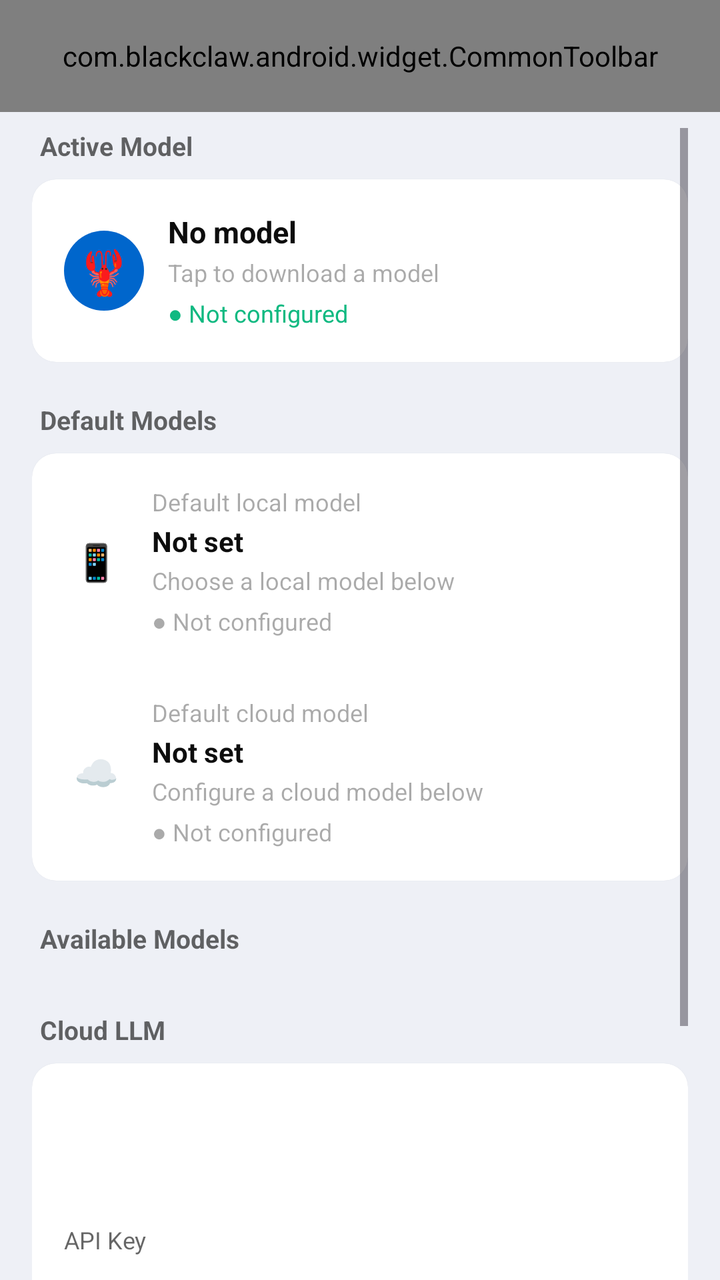
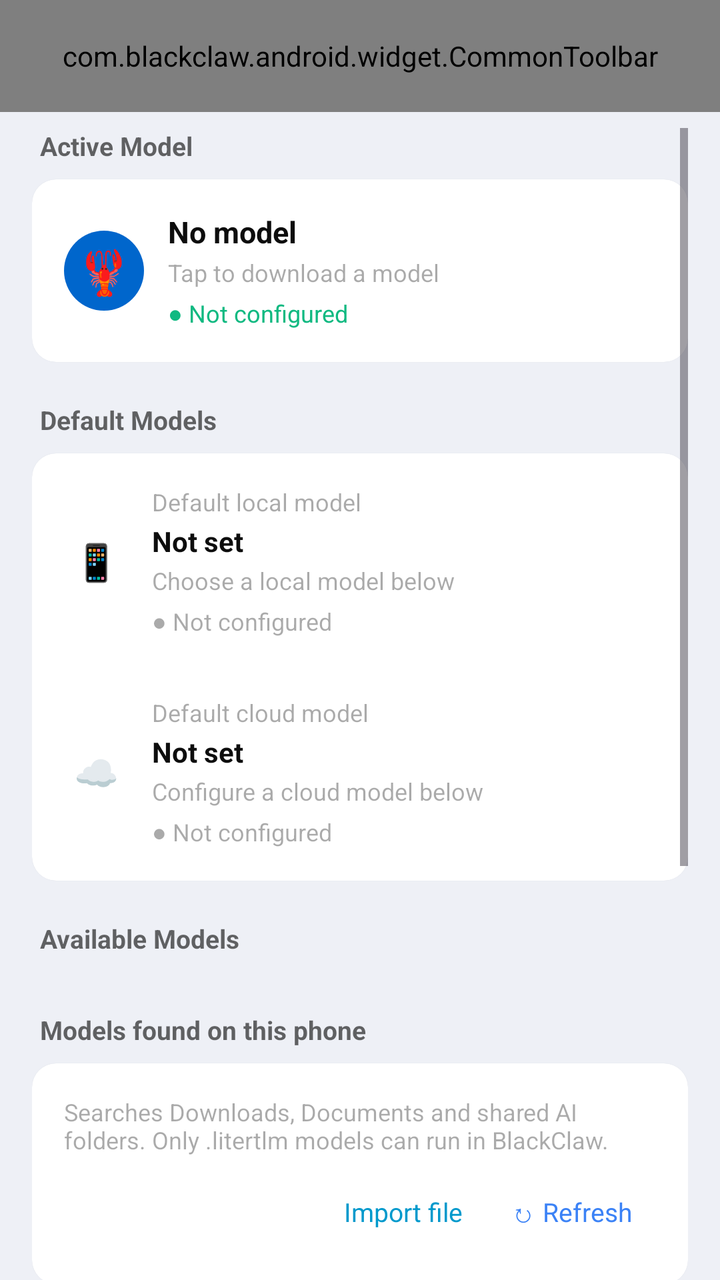

The first picture is an Android layout as it rendered before a commit; the second is the same layout after the commit. The layout source and the unified diff follow.
<!-- AndroidManifest.xml: application theme Theme.BlackClaw -->
<!-- res/layout/activity_llm_config.xml -->
<?xml version="1.0" encoding="utf-8"?>
<LinearLayout xmlns:android="http://schemas.android.com/apk/res/android"
    xmlns:app="http://schemas.android.com/apk/res-auto"
    android:layout_width="match_parent"
    android:layout_height="match_parent"
    android:background="@color/colorBgSecondary"
    android:orientation="vertical">

    <com.blackclaw.android.widget.CommonToolbar
        android:id="@+id/toolbar"
        android:layout_width="match_parent"
        android:layout_height="56dp" />

    <ScrollView
        android:id="@+id/scrollContent"
        android:layout_width="match_parent"
        android:layout_height="0dp"
        android:layout_weight="1"
        android:clipToPadding="false"
        android:isScrollContainer="true"
        android:fillViewport="true"
        android:paddingHorizontal="16dp"
        android:paddingTop="8dp"
        android:paddingBottom="24dp">

        <LinearLayout
            android:layout_width="match_parent"
            android:layout_height="wrap_content"
            android:orientation="vertical">

            
            <TextView
                android:layout_width="wrap_content"
                android:layout_height="wrap_content"
                android:paddingHorizontal="4dp"
                android:paddingBottom="8dp"
                android:text="Active Model"
                android:textColor="@color/colorTextSecondary"
                android:textSize="13dp"
                android:textStyle="bold" />

            <androidx.cardview.widget.CardView
                android:layout_width="match_parent"
                android:layout_height="wrap_content"
                app:cardBackgroundColor="@color/colorContainerBrighten"
                app:cardCornerRadius="12dp"
                app:cardElevation="1dp">

                <LinearLayout
                    android:layout_width="match_parent"
                    android:layout_height="wrap_content"
                    android:gravity="center_vertical"
                    android:orientation="horizontal"
                    android:padding="16dp">

                    <TextView
                        android:layout_width="40dp"
                        android:layout_height="40dp"
                        android:background="@drawable/bg_avatar_ai"
                        android:gravity="center"
                        android:text="🦞"
                        android:textSize="22dp" />

                    <LinearLayout
                        android:layout_width="0dp"
                        android:layout_height="wrap_content"
                        android:layout_marginStart="12dp"
                        android:layout_weight="1"
                        android:orientation="vertical">

                        <TextView
                            android:id="@+id/tvActiveModelName"
                            android:layout_width="wrap_content"
                            android:layout_height="wrap_content"
                            android:text="No model"
                            android:textColor="@color/colorTextPrimary"
                            android:textSize="15dp"
                            android:textStyle="bold" />

                        <TextView
                            android:id="@+id/tvActiveModelMeta"
                            android:layout_width="wrap_content"
                            android:layout_height="wrap_content"
                            android:layout_marginTop="2dp"
                            android:text="Tap to download a model"
                            android:textColor="@color/colorTextTertiary"
                            android:textSize="12dp" />

                        <TextView
                            android:id="@+id/tvActiveModelStatus"
                            android:layout_width="wrap_content"
                            android:layout_height="wrap_content"
                            android:layout_marginTop="4dp"
                            android:text="● Not configured"
                            android:textColor="@color/colorSuccessPrimary"
                            android:textSize="12dp" />
                    </LinearLayout>
                </LinearLayout>
            </androidx.cardview.widget.CardView>

            <TextView
                android:layout_width="wrap_content"
                android:layout_height="wrap_content"
                android:layout_marginTop="20dp"
                android:paddingHorizontal="4dp"
                android:paddingBottom="8dp"
                android:text="Default Models"
                android:textColor="@color/colorTextSecondary"
                android:textSize="13dp"
                android:textStyle="bold" />

            <androidx.cardview.widget.CardView
                android:layout_width="match_parent"
                android:layout_height="wrap_content"
                app:cardBackgroundColor="@color/colorContainerBrighten"
                app:cardCornerRadius="12dp"
                app:cardElevation="1dp">

                <LinearLayout
                    android:layout_width="match_parent"
                    android:layout_height="wrap_content"
                    android:orientation="vertical"
                    android:padding="16dp">

                    <LinearLayout
                        android:layout_width="match_parent"
                        android:layout_height="wrap_content"
                        android:gravity="center_vertical"
                        android:orientation="horizontal">

                        <TextView
                            android:layout_width="32dp"
                            android:layout_height="32dp"
                            android:gravity="center"
                            android:text="📱"
                            android:textSize="18dp" />

                        <LinearLayout
                            android:layout_width="0dp"
                            android:layout_height="wrap_content"
                            android:layout_marginStart="12dp"
                            android:layout_weight="1"
                            android:orientation="vertical">

                            <TextView
                                android:layout_width="wrap_content"
                                android:layout_height="wrap_content"
                                android:text="Default local model"
                                android:textColor="@color/colorTextTertiary"
                                android:textSize="12dp" />

                            <TextView
                                android:id="@+id/tvDefaultLocalName"
                                android:layout_width="wrap_content"
                                android:layout_height="wrap_content"
                                android:layout_marginTop="2dp"
                                android:text="Not set"
                                android:textColor="@color/colorTextPrimary"
                                android:textSize="14dp"
                                android:textStyle="bold" />

                            <TextView
                                android:id="@+id/tvDefaultLocalMeta"
                                android:layout_width="wrap_content"
                                android:layout_height="wrap_content"
                                android:layout_marginTop="2dp"
                                android:text="Choose a local model below"
                                android:textColor="@color/colorTextTertiary"
                                android:textSize="12dp" />

                            <TextView
                                android:id="@+id/tvDefaultLocalStatus"
                                android:layout_width="wrap_content"
                                android:layout_height="wrap_content"
                                android:layout_marginTop="4dp"
                                android:text="● Not configured"
                                android:textColor="@color/colorTextTertiary"
                                android:textSize="12dp" />
                        </LinearLayout>
                    </LinearLayout>

                    <View
                        android:layout_width="match_parent"
                        android:layout_height="1dp"
                        android:layout_marginVertical="14dp"
                        android:background="#1FFFFFFF" />

                    <LinearLayout
                        android:layout_width="match_parent"
                        android:layout_height="wrap_content"
                        android:gravity="center_vertical"
                        android:orientation="horizontal">

                        <TextView
                            android:layout_width="32dp"
                            android:layout_height="32dp"
                            android:gravity="center"
                            android:text="☁️"
                            android:textSize="18dp" />

                        <LinearLayout
                            android:layout_width="0dp"
                            android:layout_height="wrap_content"
                            android:layout_marginStart="12dp"
                            android:layout_weight="1"
                            android:orientation="vertical">

                            <TextView
                                android:layout_width="wrap_content"
                                android:layout_height="wrap_content"
                                android:text="Default cloud model"
                                android:textColor="@color/colorTextTertiary"
                                android:textSize="12dp" />

                            <TextView
                                android:id="@+id/tvDefaultCloudName"
                                android:layout_width="wrap_content"
                                android:layout_height="wrap_content"
                                android:layout_marginTop="2dp"
                                android:text="Not set"
                                android:textColor="@color/colorTextPrimary"
                                android:textSize="14dp"
                                android:textStyle="bold" />

                            <TextView
                                android:id="@+id/tvDefaultCloudMeta"
                                android:layout_width="wrap_content"
                                android:layout_height="wrap_content"
                                android:layout_marginTop="2dp"
                                android:text="Configure a cloud model below"
                                android:textColor="@color/colorTextTertiary"
                                android:textSize="12dp" />

                            <TextView
                                android:id="@+id/tvDefaultCloudStatus"
                                android:layout_width="wrap_content"
                                android:layout_height="wrap_content"
                                android:layout_marginTop="4dp"
                                android:text="● Not configured"
                                android:textColor="@color/colorTextTertiary"
                                android:textSize="12dp" />
                        </LinearLayout>
                    </LinearLayout>
                </LinearLayout>
            </androidx.cardview.widget.CardView>

            
            <TextView
                android:layout_width="wrap_content"
                android:layout_height="wrap_content"
                android:layout_marginTop="20dp"
                android:paddingHorizontal="4dp"
                android:paddingBottom="8dp"
                android:text="Available Models"
                android:textColor="@color/colorTextSecondary"
                android:textSize="13dp"
                android:textStyle="bold" />

            <LinearLayout
                android:id="@+id/layoutModelList"
                android:layout_width="match_parent"
                android:layout_height="wrap_content"
                android:orientation="vertical" />

            
            <TextView
                android:id="@+id/tvStorageInfo"
                android:layout_width="0dp"
                android:layout_height="0dp"
                android:visibility="gone" />
            <ProgressBar
                android:id="@+id/progressStorage"
                style="?android:attr/progressBarStyleHorizontal"
                android:layout_width="0dp"
                android:layout_height="0dp"
                android:visibility="gone" />
            <TextView
                android:id="@+id/tvStorageDetail"
                android:layout_width="0dp"
                android:layout_height="0dp"
                android:visibility="gone" />

            
            <TextView
                android:layout_width="wrap_content"
                android:layout_height="wrap_content"
                android:layout_marginTop="20dp"
                android:paddingHorizontal="4dp"
                android:paddingBottom="8dp"
                android:text="Cloud LLM"
                android:textColor="@color/colorTextSecondary"
                android:textSize="13dp"
                android:textStyle="bold" />

            <androidx.cardview.widget.CardView
                android:layout_width="match_parent"
                android:layout_height="wrap_content"
                android:layout_marginBottom="24dp"
                app:cardBackgroundColor="@color/colorContainerBrighten"
                app:cardCornerRadius="12dp"
                app:cardElevation="1dp">

                <LinearLayout
                    android:layout_width="match_parent"
                    android:layout_height="wrap_content"
                    android:orientation="vertical"
                    android:padding="16dp">

                    
                    <HorizontalScrollView
                        android:layout_width="match_parent"
                        android:layout_height="wrap_content"
                        android:scrollbars="none"
                        android:layout_marginBottom="12dp">

                        <LinearLayout
                            android:id="@+id/layoutProviderTabs"
                            android:layout_width="wrap_content"
                            android:layout_height="40dp"
                            android:background="@drawable/bg_edit_text"
                            android:orientation="horizontal"
                            android:padding="3dp" />

                    </HorizontalScrollView>

                    
                    <LinearLayout
                        android:id="@+id/layoutCloudModels"
                        android:layout_width="match_parent"
                        android:layout_height="wrap_content"
                        android:orientation="vertical" />

                    
                    <TextView
                        android:layout_width="wrap_content"
                        android:layout_height="wrap_content"
                        android:text="API Key"
                        android:textColor="@color/colorTextSecondary"
                        android:textSize="12dp"
                        android:layout_marginTop="12dp"
                        android:layout_marginBottom="4dp" />

                    <LinearLayout
                        android:layout_width="match_parent"
                        android:layout_height="wrap_content"
                        android:orientation="horizontal"
                        android:gravity="center_vertical">

                        <EditText
                            android:id="@+id/etApiKey"
                            android:layout_width="0dp"
                            android:layout_height="44dp"
                            android:layout_weight="1"
                            android:background="@drawable/bg_edit_text"
                            android:hint="sk-..."
                            android:inputType="textPassword"
                            android:paddingHorizontal="12dp"
                            android:textColor="@color/colorTextPrimary"
                            android:textColorHint="@color/colorTextTertiary"
                            android:textSize="13dp" />

                        <TextView
                            android:id="@+id/btnClearApiKey"
                            android:layout_width="wrap_content"
                            android:layout_height="44dp"
                            android:gravity="center"
                            android:paddingHorizontal="10dp"
                            android:text="Clear"
                            android:textColor="@color/colorErrorPrimary"
                            android:textSize="12dp" />

                    </LinearLayout>

                    
                    <LinearLayout
                        android:id="@+id/layoutBaseUrl"
                        android:layout_width="match_parent"
                        android:layout_height="wrap_content"
                        android:orientation="vertical"
                        android:visibility="gone">

                        <TextView
                            android:layout_width="wrap_content"
                            android:layout_height="wrap_content"
                            android:text="Base URL"
                            android:textColor="@color/colorTextSecondary"
                            android:textSize="12dp"
                            android:layout_marginTop="10dp"
                            android:layout_marginBottom="4dp" />

                        <EditText
                            android:id="@+id/etBaseUrl"
                            android:layout_width="match_parent"
                            android:layout_height="44dp"
                            android:background="@drawable/bg_edit_text"
                            android:hint="https://api.openrouter.ai/v1"
                            android:inputType="textUri"
                            android:paddingHorizontal="12dp"
                            android:textColor="@color/colorTextPrimary"
                            android:textColorHint="@color/colorTextTertiary"
                            android:textSize="13dp" />

                        <TextView
                            android:layout_width="wrap_content"
                            android:layout_height="wrap_content"
                            android:text="Model Name"
                            android:textColor="@color/colorTextSecondary"
                            android:textSize="12dp"
                            android:layout_marginTop="10dp"
                            android:layout_marginBottom="4dp" />

                        <EditText
                            android:id="@+id/etModelName"
                            android:layout_width="match_parent"
                            android:layout_height="44dp"
                            android:background="@drawable/bg_edit_text"
                            android:hint="google/gemini-2.5-flash"
                            android:inputType="text"
                            android:paddingHorizontal="12dp"
                            android:textColor="@color/colorTextPrimary"
                            android:textColorHint="@color/colorTextTertiary"
                            android:textSize="13dp" />

                    </LinearLayout>

                    
                    <TextView
                        android:id="@+id/tvConnectionStatus"
                        android:layout_width="wrap_content"
                        android:layout_height="wrap_content"
                        android:layout_marginTop="8dp"
                        android:textSize="12dp"
                        android:visibility="gone" />

                    
                    <LinearLayout
                        android:layout_width="match_parent"
                        android:layout_height="wrap_content"
                        android:layout_marginTop="14dp"
                        android:orientation="horizontal">

                        <TextView
                            android:id="@+id/btnTestConnection"
                            android:layout_width="0dp"
                            android:layout_height="44dp"
                            android:layout_weight="1"
                            android:layout_marginEnd="6dp"
                            android:background="@drawable/bg_edit_text"
                            android:gravity="center"
                            android:text="Test"
                            android:textColor="@color/colorBrandPrimary"
                            android:textSize="13dp" />

                        <com.blackclaw.android.widget.KButton
                            android:id="@+id/btnSaveCloud"
                            android:layout_width="0dp"
                            android:layout_height="44dp"
                            android:layout_weight="2"
                            android:text="Save &amp; Activate" />

                    </LinearLayout>

                    
                    <TextView
                        android:id="@+id/tvCustomHint"
                        android:layout_width="wrap_content"
                        android:layout_height="wrap_content"
                        android:layout_marginTop="8dp"
                        android:text="Compatible with: OpenRouter, Groq, Together AI, Ollama, any OpenAI-compatible endpoint"
                        android:textColor="@color/colorTextTertiary"
                        android:textSize="10dp"
                        android:visibility="gone" />

                </LinearLayout>
            </androidx.cardview.widget.CardView>

        </LinearLayout>
    </ScrollView>
</LinearLayout>
<!-- resources referenced by this layout -->
<resources>
  <color name="colorBgSecondary">#FFEEF0F6</color>
  <color name="colorBrandPrimary">#FF0099CC</color>
  <color name="colorContainerBrighten">#FFFFFFFF</color>
  <color name="colorErrorPrimary">#FFEF4444</color>
  <color name="colorSuccessPrimary">#FF10B981</color>
  <color name="colorTextPrimary">#F2000000</color>
  <color name="colorTextSecondary">#99000000</color>
  <color name="colorTextTertiary">#55000000</color>
  <!-- drawable bg_avatar_ai (drawable) -->
  <?xml version="1.0" encoding="utf-8"?>
  <shape xmlns:android="http://schemas.android.com/apk/res/android"
      android:shape="oval">
      <solid android:color="@color/colorChatAvatarBg" />
  </shape>
  <!-- drawable bg_edit_text (drawable) -->
  <?xml version="1.0" encoding="utf-8"?>
  <shape xmlns:android="http://schemas.android.com/apk/res/android"
      android:shape="rectangle">
      <solid android:color="#1Affffff" />
      <corners android:radius="8dp" />
      <stroke
          android:width="1dp"
          android:color="#33ffffff" />
  </shape>
  <style name="Theme.BlackClaw" parent="Theme.Material3.Light.NoActionBar">
          
          <item name="colorPrimary">@color/colorBrandPrimary</item>
          <item name="colorOnPrimary">@color/colorBrandOnPrimary</item>
          <item name="colorPrimaryContainer">@color/colorBrandContainer</item>
          <item name="colorOnPrimaryContainer">@color/colorBrandOnContainer</item>
  
          
          <item name="android:colorBackground">@color/colorBgPrimary</item>
          <item name="colorOnBackground">@color/colorTextPrimary</item>
          <item name="colorSurface">@color/colorContainerBrighten</item>
          <item name="colorOnSurface">@color/colorTextPrimary</item>
          <item name="colorSurfaceVariant">@color/colorContainerBase</item>
          <item name="colorOnSurfaceVariant">@color/colorTextSecondary</item>
  
          
          <item name="colorOutline">@color/colorBorderBase</item>
          <item name="colorOutlineVariant">@color/colorBorderLow</item>
  
          
          <item name="colorError">@color/colorErrorPrimary</item>
          <item name="colorOnError">@color/colorErrorOnPrimary</item>
  
          
          <item name="android:windowBackground">@color/colorBgPrimary</item>
          <item name="android:statusBarColor">@color/colorBgPrimary</item>
          <item name="android:navigationBarColor">@color/colorBgPrimary</item>
      </style>
  <color name="colorChatAvatarBg">#FF0066CC</color>
  <color name="colorBrandOnPrimary">#FFFFFFFF</color>
  <color name="colorBrandContainer">#FFE0F7FF</color>
  <color name="colorBrandOnContainer">#FF003D52</color>
  <color name="colorBgPrimary">#FFF8F9FC</color>
  <color name="colorContainerBase">#FFEEF0F6</color>
  <color name="colorBorderBase">#0E000000</color>
  <color name="colorBorderLow">#08000000</color>
  <color name="colorErrorOnPrimary">#FFFFFFFF</color>
</resources>

<!-- the commit's change to res/layout/activity_llm_config.xml (unified diff, before → after) -->
@@ -261,6 +261,74 @@
                 android:layout_width="match_parent"
                 android:layout_height="wrap_content"
                 android:orientation="vertical" />
+
+            <TextView
+                android:layout_width="wrap_content"
+                android:layout_height="wrap_content"
+                android:layout_marginTop="20dp"
+                android:paddingHorizontal="4dp"
+                android:paddingBottom="8dp"
+                android:text="Models found on this phone"
+                android:textColor="@color/colorTextSecondary"
+                android:textSize="13dp"
+                android:textStyle="bold" />
+
+            <androidx.cardview.widget.CardView
+                android:layout_width="match_parent"
+                android:layout_height="wrap_content"
+                app:cardBackgroundColor="@color/colorContainerBrighten"
+                app:cardCornerRadius="12dp"
+                app:cardElevation="1dp">
+
+                <LinearLayout
+                    android:layout_width="match_parent"
+                    android:layout_height="wrap_content"
+                    android:orientation="vertical"
+                    android:padding="16dp">
+
+                    <TextView
+                        android:id="@+id/tvExternalModelHint"
+                        android:layout_width="match_parent"
+                        android:layout_height="wrap_content"
+                        android:text="Searches Downloads, Documents and shared AI folders. Only .litertlm models can run in BlackClaw."
+                        android:textColor="@color/colorTextTertiary"
+                        android:textSize="12dp" />
+
+                    <LinearLayout
+                        android:layout_width="match_parent"
+                        android:layout_height="wrap_content"
+                        android:layout_marginTop="8dp"
+                        android:gravity="end"
+                        android:orientation="horizontal">
+
+                        <TextView
+                            android:id="@+id/btnImportLocalModel"
+                            android:layout_width="wrap_content"
+                            android:layout_height="40dp"
+                            android:gravity="center"
+                            android:paddingHorizontal="12dp"
+                            android:text="Import file"
+                            android:textColor="@color/colorBrandPrimary"
+                            android:textSize="13dp" />
+
+                        <TextView
+                            android:id="@+id/btnRefreshLocalModels"
+                            android:layout_width="wrap_content"
+                            android:layout_height="40dp"
+                            android:gravity="center"
+                            android:paddingHorizontal="12dp"
+                            android:text="↻ Refresh"
+                            android:textColor="@color/colorInfoPrimary"
+                            android:textSize="13dp" />
+                    </LinearLayout>
+
+                    <LinearLayout
+                        android:id="@+id/layoutDiscoveredModelList"
+                        android:layout_width="match_parent"
+                        android:layout_height="wrap_content"
+                        android:orientation="vertical" />
+                </LinearLayout>
+            </androidx.cardview.widget.CardView>
 
             
             <TextView
<!-- resource entries referenced after the edit -->
@@ -4,6 +4,7 @@
   <color name="colorBrandPrimary">#FF0099CC</color>
   <color name="colorContainerBrighten">#FFFFFFFF</color>
   <color name="colorErrorPrimary">#FFEF4444</color>
+  <color name="colorInfoPrimary">#FF3B82F6</color>
   <color name="colorSuccessPrimary">#FF10B981</color>
   <color name="colorTextPrimary">#F2000000</color>
   <color name="colorTextSecondary">#99000000</color>
